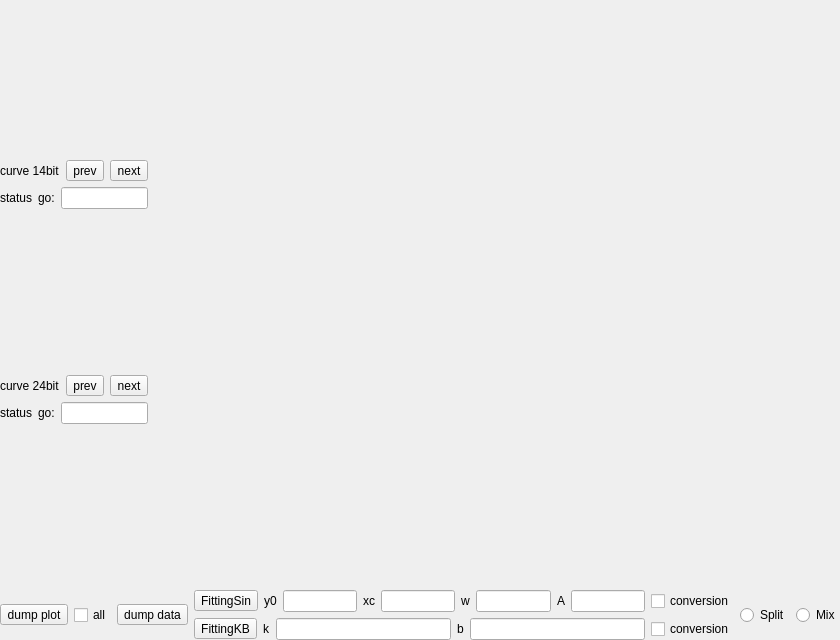
Old version of the form src/form/FormPlotHistory/formplothistory.ui in the repository MRsoymilk/MySerial.
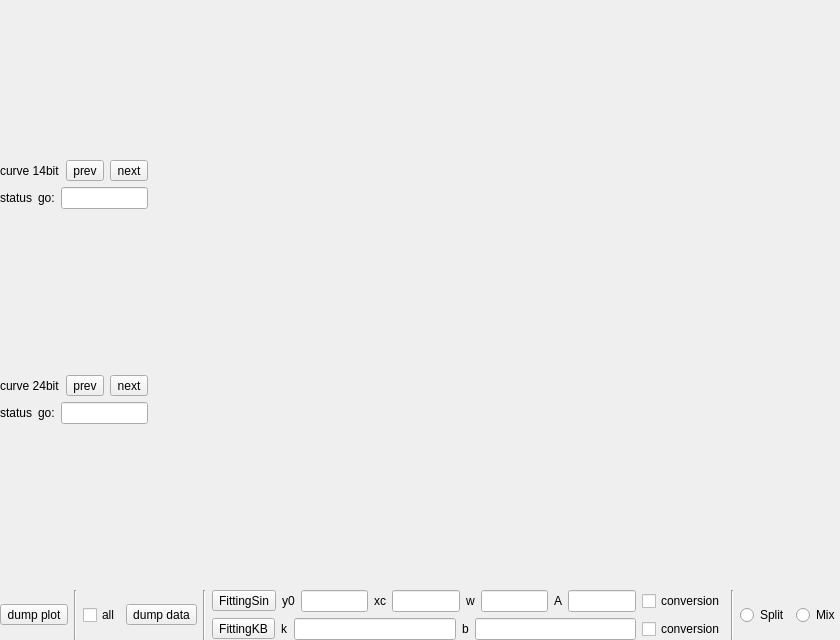
New version of the form.

Commit message: dum data use curve.x

```diff
--- a/src/form/FormPlotHistory/formplothistory.ui
+++ b/src/form/FormPlotHistory/formplothistory.ui
@@ -163,6 +163,13 @@
        </property>
       </widget>
      </item>
+     <item>
+      <widget class="Line" name="line">
+       <property name="orientation">
+        <enum>Qt::Orientation::Vertical</enum>
+       </property>
+      </widget>
+     </item>
      <item>
       <widget class="QCheckBox" name="checkBoxAll">
        <property name="text">
@@ -177,6 +184,13 @@
        </property>
       </widget>
      </item>
+     <item>
+      <widget class="Line" name="line_2">
+       <property name="orientation">
+        <enum>Qt::Orientation::Vertical</enum>
+       </property>
+      </widget>
+     </item>
      <item>
       <layout class="QVBoxLayout" name="vLayFitting">
        <item>
@@ -277,6 +291,13 @@
        </item>
       </layout>
      </item>
+     <item>
+      <widget class="Line" name="line_3">
+       <property name="orientation">
+        <enum>Qt::Orientation::Vertical</enum>
+       </property>
+      </widget>
+     </item>
      <item>
       <widget class="QRadioButton" name="radioButtonSplit">
        <property name="text">
```
The commit also changes 1 other file.
